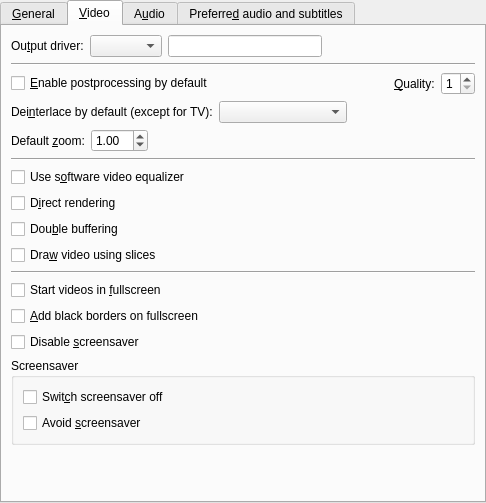
This is src/prefgeneral.ui in wilbert2000/wzplayer as Qt 5 draws it before an edit. The edited form follows.
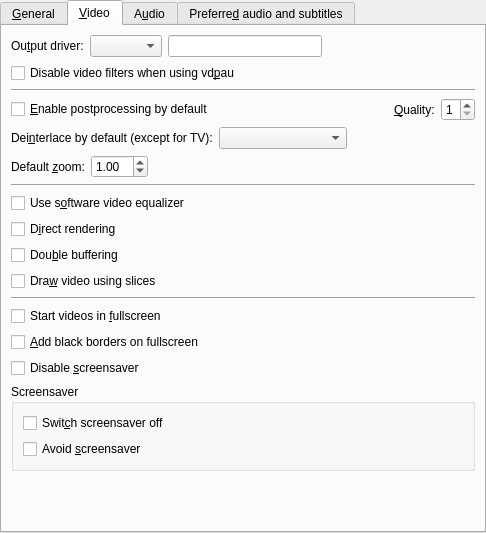
This is the edited form. The open tabs and pages were chosen to show the change. Custom widgets are drawn as their Qt base class.

Commit message: Added the checkbox "Disable video filters when using vdpau" in Preferences -> General -> Video.

Diff of the .ui file:
```diff
--- a/src/prefgeneral.ui
+++ b/src/prefgeneral.ui
@@ -6,7 +6,7 @@
     <x>0</x>
     <y>0</y>
     <width>486</width>
-    <height>503</height>
+    <height>533</height>
    </rect>
   </property>
   <layout class="QVBoxLayout" >
@@ -266,6 +266,13 @@
          </item>
         </layout>
        </item>
+       <item>
+        <widget class="QCheckBox" name="vdpau_filters_check" >
+         <property name="text" >
+          <string>Disable video filters when using vd&amp;pau</string>
+         </property>
+        </widget>
+       </item>
        <item>
         <widget class="Line" name="line_5" >
          <property name="sizePolicy" >
```
Left out of the diff: 1 changed line with no effect on the pictures. The commit also changes 2 other files.
